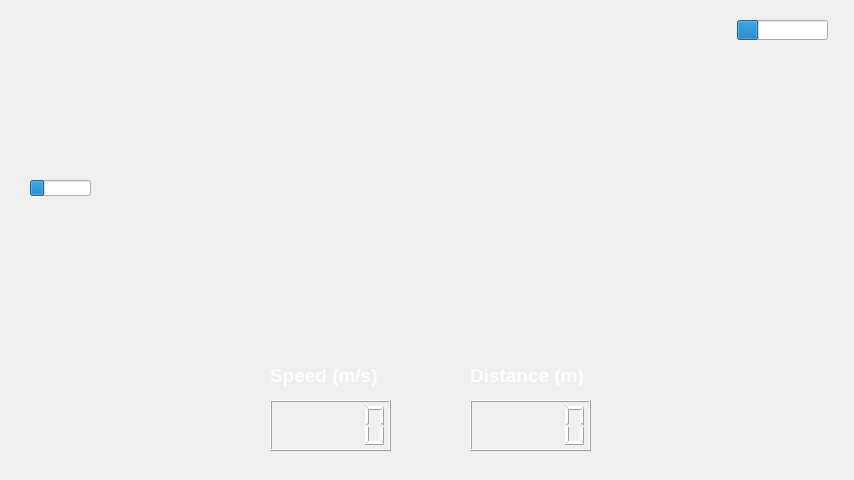
andreagy/Robot_GUI, file main.ui: the form before one commit.
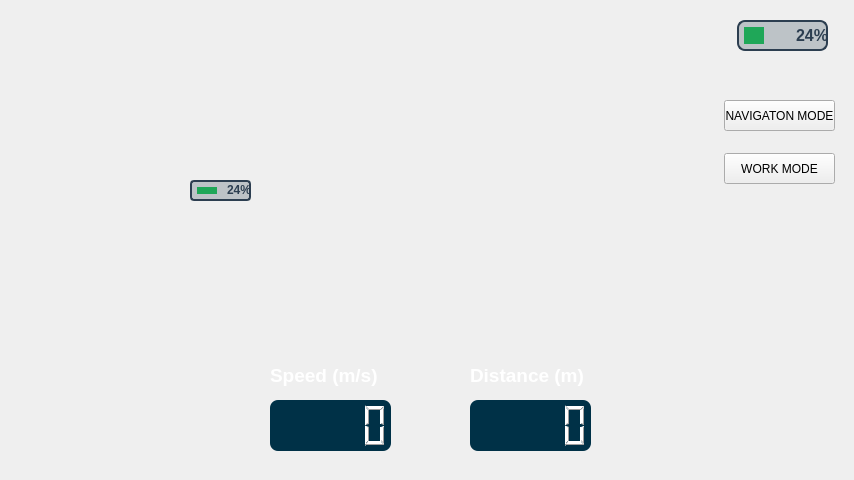
The form after the commit. Icons and pictures are not drawn.

Commit message: reworked code to handle 4 camera feeds

```diff
--- a/main.ui
+++ b/main.ui
@@ -34,10 +34,25 @@
      <rect>
       <x>0</x>
       <y>0</y>
-      <width>851</width>
-      <height>471</height>
+      <width>854</width>
+      <height>480</height>
      </rect>
     </property>
+    <property name="minimumSize">
+     <size>
+      <width>854</width>
+      <height>480</height>
+     </size>
+    </property>
+    <property name="maximumSize">
+     <size>
+      <width>3840</width>
+      <height>2160</height>
+     </size>
+    </property>
+    <property name="styleSheet">
+     <string notr="true">color: rgb(22, 51, 79)</string>
+    </property>
     <property name="locale">
      <locale language="English" country="UnitedStates"/>
     </property>
@@ -53,8 +68,8 @@
      <rect>
       <x>30</x>
       <y>30</y>
-      <width>221</width>
-      <height>141</height>
+      <width>220</width>
+      <height>140</height>
      </rect>
     </property>
     <property name="locale">
@@ -67,8 +82,8 @@
    <widget class="QPushButton" name="snapshot_button">
     <property name="geometry">
      <rect>
-      <x>730</x>
-      <y>160</y>
+      <x>755</x>
+      <y>220</y>
       <width>51</width>
       <height>51</height>
      </rect>
@@ -96,10 +111,10 @@
    <widget class="QPushButton" name="record_button">
     <property name="geometry">
      <rect>
-      <x>730</x>
-      <y>270</y>
-      <width>51</width>
-      <height>51</height>
+      <x>760</x>
+      <y>300</y>
+      <width>40</width>
+      <height>40</height>
      </rect>
     </property>
     <property name="locale">
@@ -135,7 +150,21 @@
      <bool>false</bool>
     </property>
     <property name="styleSheet">
-     <string notr="true">color: rgb(255, 255, 255)</string>
+     <string notr="true">QLabel {
+    font-family: 'Roboto', sans-serif;
+    font-size: 18px;
+    font-weight: bold;
+    color: #ffffff; /* White text */
+    background-color: #2c3e50; /* Dark blue background */
+    border-radius: 10px;
+    padding: 10px;
+}
+QLCDNumber {
+    background-color: rgb(0, 49, 71); /* Teal color */
+    color: #ffffff; /* White text */
+    border-radius: 8px;
+    padding: 10px;
+}</string>
     </property>
     <property name="locale">
      <locale language="English" country="UnitedStates"/>
@@ -154,7 +183,21 @@
      <bool>false</bool>
     </property>
     <property name="styleSheet">
-     <string notr="true">color: rgb(255, 255, 255)</string>
+     <string notr="true">QLabel {
+    font-family: 'Roboto', sans-serif;
+    font-size: 18px;
+    font-weight: bold;
+    color: #ffffff; /* White text */
+    background-color: #2c3e50; /* Dark blue background */
+    border-radius: 10px;
+    padding: 10px;
+}
+QLCDNumber {
+    background-color: rgb(0, 49, 71); /* Teal color */
+    color: #ffffff; /* White text */
+    border-radius: 8px;
+    padding: 10px;
+}</string>
     </property>
     <property name="locale">
      <locale language="English" country="UnitedStates"/>
@@ -222,7 +265,7 @@
       <x>737</x>
       <y>20</y>
       <width>91</width>
-      <height>20</height>
+      <height>31</height>
      </rect>
     </property>
     <property name="font">
@@ -232,7 +275,21 @@
      </font>
     </property>
     <property name="styleSheet">
-     <string notr="true">color: rgb(255, 255, 255)</string>
+     <string notr="true">QProgressBar {
+    border: 2px solid #2c3e50; /* Dark blue border */
+    border-radius: 8px;
+    background-color: #bdc3c7; /* Light gray background */
+    padding: 5px;  /* Padding around the bar */
+    text-align: right;  /* Center the percentage text */
+    color: #2c3e50; /* Dark blue text */
+}
+
+QProgressBar::chunk {
+    background-color: rgb(31, 167, 88); /* Green color for battery level */
+    width: 20px;
+    border-radius: 10px;
+}
+</string>
     </property>
     <property name="locale">
      <locale language="English" country="UnitedStates"/>
@@ -244,10 +301,10 @@
    <widget class="QProgressBar" name="rear_battery">
     <property name="geometry">
      <rect>
-      <x>30</x>
+      <x>190</x>
       <y>180</y>
       <width>61</width>
-      <height>16</height>
+      <height>21</height>
      </rect>
     </property>
     <property name="font">
@@ -256,7 +313,21 @@
      </font>
     </property>
     <property name="styleSheet">
-     <string notr="true">color: rgb(255, 255, 255)</string>
+     <string notr="true">QProgressBar {
+    border: 2px solid #2c3e50; /* Dark blue border */
+    border-radius: 4px;
+    background-color: #bdc3c7; /* Light gray background */
+    padding: 5px;  /* Padding around the bar */
+    text-align: right;  /* Center the percentage text */
+    color: #2c3e50; /* Dark blue text */
+}
+
+QProgressBar::chunk {
+    background-color: rgb(31, 167, 88); /* Green color for battery level */
+    width: 20px;
+    border-radius: 10px;
+}
+</string>
     </property>
     <property name="locale">
      <locale language="English" country="UnitedStates"/>
@@ -265,6 +336,99 @@
      <number>24</number>
     </property>
    </widget>
+   <widget class="QLabel" name="work_secondary_camera_label">
+    <property name="geometry">
+     <rect>
+      <x>30</x>
+      <y>30</y>
+      <width>220</width>
+      <height>140</height>
+     </rect>
+    </property>
+    <property name="locale">
+     <locale language="English" country="UnitedStates"/>
+    </property>
+    <property name="text">
+     <string/>
+    </property>
+   </widget>
+   <widget class="QLabel" name="work_primary_camera_label">
+    <property name="geometry">
+     <rect>
+      <x>0</x>
+      <y>0</y>
+      <width>854</width>
+      <height>480</height>
+     </rect>
+    </property>
+    <property name="minimumSize">
+     <size>
+      <width>854</width>
+      <height>480</height>
+     </size>
+    </property>
+    <property name="maximumSize">
+     <size>
+      <width>3840</width>
+      <height>2160</height>
+     </size>
+    </property>
+    <property name="styleSheet">
+     <string notr="true">color: rgb(22, 51, 79)</string>
+    </property>
+    <property name="locale">
+     <locale language="English" country="UnitedStates"/>
+    </property>
+    <property name="lineWidth">
+     <number>0</number>
+    </property>
+    <property name="text">
+     <string/>
+    </property>
+   </widget>
+   <widget class="QPushButton" name="nav_mode_button">
+    <property name="geometry">
+     <rect>
+      <x>724</x>
+      <y>100</y>
+      <width>111</width>
+      <height>31</height>
+     </rect>
+    </property>
+    <property name="styleSheet">
+     <string notr="true"/>
+    </property>
+    <property name="text">
+     <string>NAVIGATON MODE</string>
+    </property>
+   </widget>
+   <widget class="QPushButton" name="work_mode_button">
+    <property name="geometry">
+     <rect>
+      <x>724</x>
+      <y>153</y>
+      <width>111</width>
+      <height>31</height>
+     </rect>
+    </property>
+    <property name="text">
+     <string>WORK MODE</string>
+    </property>
+   </widget>
+   <zorder>nav_primary_camera_label</zorder>
+   <zorder>nav_secondary_camera_label</zorder>
+   <zorder>snapshot_button</zorder>
+   <zorder>record_button</zorder>
+   <zorder>primary_battery</zorder>
+   <zorder>work_primary_camera_label</zorder>
+   <zorder>nav_mode_button</zorder>
+   <zorder>work_mode_button</zorder>
+   <zorder>distance_display</zorder>
+   <zorder>distance_label</zorder>
+   <zorder>speed_label</zorder>
+   <zorder>speed_display</zorder>
+   <zorder>secondary_battery</zorder>
+   <zorder>work_secondary_camera_label</zorder>
   </widget>
  </widget>
  <resources>
```
Left out of the diff: 20 changed lines with no effect on the pictures. The commit also changes 9 other files.
